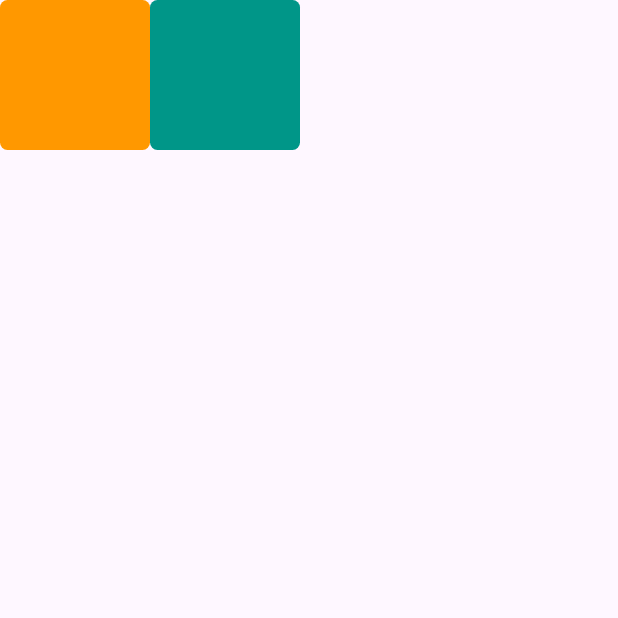
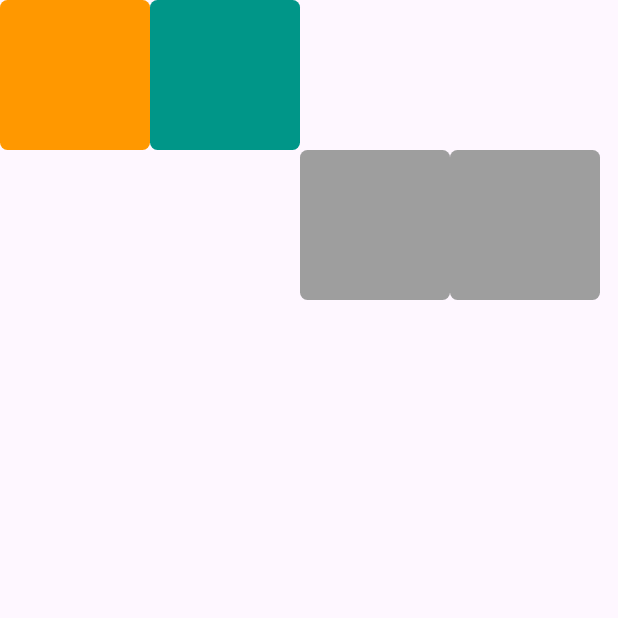
Before and after one commit to ljeanette15/drag_test_2, a Flutter app: the screen it shows after launch, on a phone screen of 412 x 824 dp, the top half of it. Run offline on Flutter 3.47's test engine with Material 3 defaults, Android fonts, the light colour scheme and no system bars.

Commit message:
drag and drop in progress

```diff
--- a/lib/main.dart
+++ b/lib/main.dart
@@ -22,14 +22,65 @@ class App extends StatefulWidget {
 }
 
 class AppState extends State<App> {
-  Color caughtColor = Colors.grey;
+  // TO DO: Make a list that holds each block's positions. Also make each block
+  //        have a unique index that it carries as its data. When that block is
+  //        accepted by a DragTarget, the dragtarget updates the position list
+  //        at the index of that block
+
+  Offset pos1 = Offset(0.0, 0.0);
+  Offset pos2 = Offset(100.0, 0.0);
 
   @override
   Widget build(BuildContext context) {
-    return const Stack(
+    return Stack(
       children: <Widget>[
-        DragBox(Offset(0.0, 0.0), Colors.orange),
-        DragBox(Offset(100.0, 0.0), Colors.teal),
+
+        // Grid spot 1
+        Positioned(
+          left: 200.0,
+          top: 100.0,
+          child: DragTarget(
+            onAccept: (Offset pos) {
+              setState(() {
+                pos1 = Offset(200.0, 100.0);
+              });
+            },
+            builder: (
+              BuildContext context,
+              List<dynamic> accepted,
+              List<dynamic> rejected,
+            ) {
+              return RoundBox(itemColor: Colors.grey);
+            }
+          ),
+        ),
+
+        // Grid spot 2
+        Positioned(
+          left: 300.0,
+          top: 100.0,
+          child: DragTarget(
+            onAccept: (Offset pos) {
+              setState(() {
+                pos1 = Offset(300.0, 100.0);
+              });
+            },
+            builder: (
+              BuildContext context,
+              List<dynamic> accepted,
+              List<dynamic> rejected,
+            ) {
+              return RoundBox(itemColor: Colors.grey);
+            }
+          ),
+        ),
+
+        // Draggable Box 1
+        DragBox(pos1, Colors.orange),
+
+        // Draggable Box 2
+        DragBox(pos2, Colors.teal),
+
       ],
     );
   }
@@ -84,10 +135,19 @@ class DragBoxState extends State<DragBox> {
       left: position.dx,
       top: position.dy,
       child: Draggable(
-        data: widget.itemColor,
+        data: position,
+        onDragCompleted: () {
+          setState(() {
+          });
+        },
         onDraggableCanceled: (velocity, offset) {
           setState(() {
-            position = offset;
+            position = widget.initPos;
+          });
+        },
+        onDragEnd: (dragDetails) {
+          setState(() {
+            position = widget.initPos;
           });
         },
         feedback: RoundBox(itemColor: widget.itemColor.withOpacity(0.2)),
```
